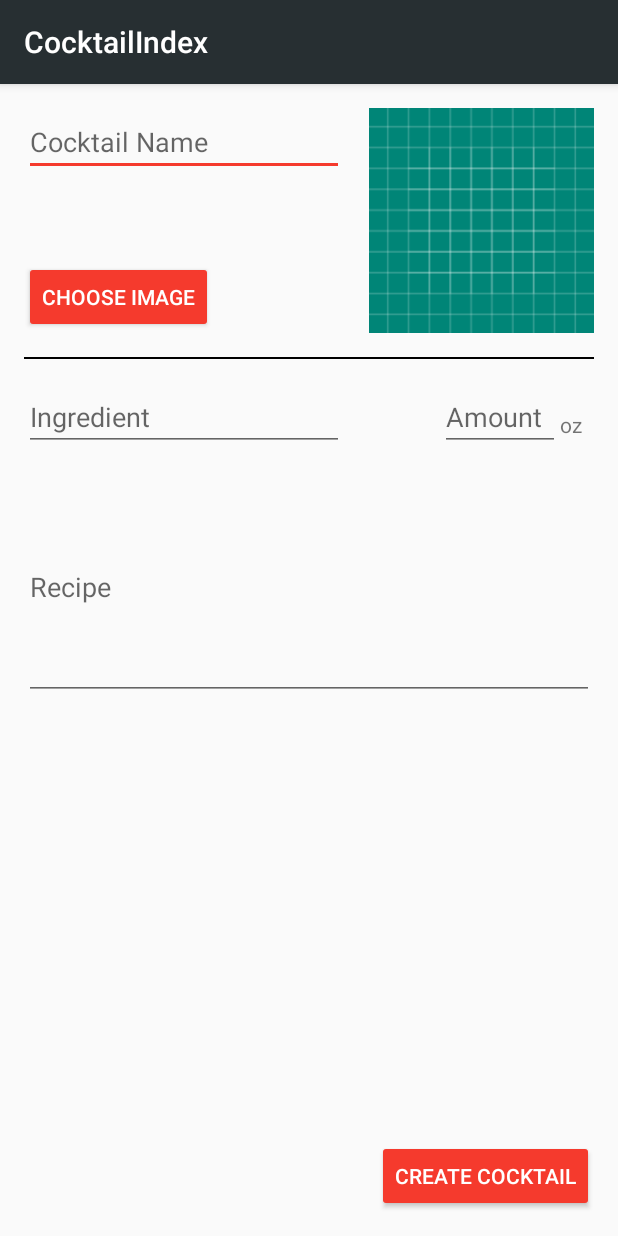
After one commit to MortenAstrup96/Cocktail-Index, an Android app: the NewCocktailActivity screen opened directly, with no data from a screen before it, on a phone screen of 412 x 824 dp. The commit adds this screen. Run offline under Robolectric (Android 15) with nearby library versions, the phone set to English and light mode, and no system bars.

Commit message:
Now able to add (non-persistent) cocktails

```diff
--- a/app/build.gradle
+++ b/app/build.gradle
@@ -19,6 +19,10 @@ android {
 }
 
 dependencies {
+    implementation 'android.arch.persistence.room:runtime:1.1.1'
+    implementation 'com.android.support:support-vector-drawable:28.0.0'
+    annotationProcessor 'android.arch.persistence.room:compiler:1.1.1'
+
     implementation fileTree(dir: 'libs', include: ['*.jar'])
     implementation 'com.android.support:appcompat-v7:28.0.0'
     implementation 'com.android.support.constraint:constraint-layout:1.1.3'
--- a/app/src/main/AndroidManifest.xml
+++ b/app/src/main/AndroidManifest.xml
@@ -3,12 +3,14 @@
     package="com.example.mortenastrup.cocktailindex">
 
     <application
+        android:name=".CocktailIndex"
         android:allowBackup="true"
         android:icon="@mipmap/ic_launcher"
         android:label="@string/app_name"
         android:roundIcon="@mipmap/ic_launcher_round"
         android:supportsRtl="true"
         android:theme="@style/AppTheme">
+        <activity android:name=".NewCocktailActivity"></activity>
         <activity
             android:name=".MainActivity"
             android:label="Index"
--- /dev/null
+++ b/app/src/main/java/com/example/mortenastrup/cocktailindex/NewCocktailActivity.java
@@ -0,0 +1,105 @@
+package com.example.mortenastrup.cocktailindex;
+
+import android.app.Activity;
+import android.content.Intent;
+import android.graphics.Bitmap;
+import android.net.Uri;
+import android.provider.MediaStore;
+import android.support.v7.app.AppCompatActivity;
+import android.os.Bundle;
+import android.view.View;
+import android.widget.Button;
+import android.widget.EditText;
+import android.widget.ImageView;
+
+import com.example.mortenastrup.cocktailindex.Database.Cocktail;
+
+import java.io.FileNotFoundException;
+import java.io.IOException;
+import java.io.Serializable;
+
+public class NewCocktailActivity extends AppCompatActivity implements Serializable {
+
+    // On Activity result codes
+    public static final int GET_FROM_GALLERY = 3;   // Getting images from gallery
+
+    private Bitmap bitmap;
+    private Uri selectedImage;
+
+    // Different views in the activity
+    private ImageView thumbnail;
+    private EditText cocktailNameView;
+    private EditText recipeEditText;
+
+    private Button selectImageButton;
+    private Button finishButton;
+
+    @Override
+    protected void onCreate(Bundle savedInstanceState) {
+        super.onCreate(savedInstanceState);
+        setContentView(R.layout.activity_new_cocktail);
+
+        initializeViews();
+        setOnClickListeners();
+    }
+
+    private void setOnClickListeners() {
+        // When clicking selectImageButton the users gallery is opened to select an image.
+        selectImageButton.setOnClickListener(new View.OnClickListener() {
+            @Override
+            public void onClick(View view) {
+                Intent intent = new Intent(Intent.ACTION_PICK, MediaStore.Images.Media.INTERNAL_CONTENT_URI);
+                startActivityForResult(intent, GET_FROM_GALLERY); // Result is a Uri code for image
+            }
+        });
+
+        // When finishing a cocktail object is made with the information and sent to MainActivity
+        finishButton.setOnClickListener(new View.OnClickListener() {
+            @Override
+            public void onClick(View view) {
+                String name = cocktailNameView.getText().toString();
+                String recipe = recipeEditText.getText().toString();
+
+
+                Cocktail cocktail = new Cocktail(name, recipe, null, null, false, false);
+                Intent intent = new Intent();
+                intent.putExtra("cocktail", cocktail);
+                intent.putExtra("image", selectedImage.toString());
+                setResult(Activity.RESULT_OK, intent);
+                finish();
+            }
+        });
+    }
+
+    private void initializeViews() {
+        thumbnail = findViewById(R.id.newCocktail_imageView_thumbnail);
+        cocktailNameView = findViewById(R.id.newCocktail_edit_name);
+        recipeEditText = findViewById(R.id.newCocktail_edit_recipe);
+
+        selectImageButton = findViewById(R.id.newCocktail_button_chooseImage);
+        finishButton = findViewById(R.id.newCocktail_button_finish);
+    }
+
+    @Override
+    protected void onActivityResult(int requestCode, int resultCode, Intent data) {
+        super.onActivityResult(requestCode, resultCode, data);
+
+        //Detects request codes
+        if(requestCode==GET_FROM_GALLERY && resultCode == Activity.RESULT_OK) {
+            Uri selectedImage = data.getData();
+            this.selectedImage = selectedImage;
+
+            try {
+                bitmap = MediaStore.Images.Media.getBitmap(this.getContentResolver(), selectedImage);
+            } catch (FileNotFoundException e) {
+                // TODO Auto-generated catch block
+                e.printStackTrace();
+            } catch (IOException e) {
+                // TODO Auto-generated catch block
+                e.printStackTrace();
+            }
+
+            thumbnail.setImageBitmap(bitmap);
+        }
+    }
+}
--- a/app/src/main/java/com/example/mortenastrup/cocktailindex/RecyclerviewAdapters/IndexAdapter.java
+++ b/app/src/main/java/com/example/mortenastrup/cocktailindex/RecyclerviewAdapters/IndexAdapter.java
@@ -79,6 +79,7 @@ public class IndexAdapter extends RecyclerView.Adapter<IndexAdapter.MyViewHolder
         public MyViewHolder(final View view, OnItemClickListener itemClickListener) {
             super(view);
             this.itemClickListener = itemClickListener;
+
            // name =  view.findViewById(R.id.cocktail_name);
 
             view.setOnClickListener(this);
--- /dev/null
+++ b/app/src/main/res/layout/activity_new_cocktail.xml
@@ -0,0 +1,114 @@
+<?xml version="1.0" encoding="utf-8"?>
+<android.support.constraint.ConstraintLayout xmlns:android="http://schemas.android.com/apk/res/android"
+    xmlns:app="http://schemas.android.com/apk/res-auto"
+    xmlns:tools="http://schemas.android.com/tools"
+    android:layout_width="match_parent"
+    android:layout_height="match_parent"
+    tools:context=".NewCocktailActivity">
+
+    <Button
+        android:id="@+id/newCocktail_button_chooseImage"
+        style="@style/Widget.AppCompat.Button.Colored"
+        android:layout_width="wrap_content"
+        android:layout_height="wrap_content"
+        android:layout_marginStart="16dp"
+        android:text="Choose Image"
+        app:layout_constraintBottom_toBottomOf="@+id/newCocktail_imageView_thumbnail"
+        app:layout_constraintStart_toStartOf="parent" />
+
+    <Button
+        android:id="@+id/newCocktail_button_finish"
+        style="@style/Widget.AppCompat.Button.Colored"
+        android:layout_width="wrap_content"
+        android:layout_height="wrap_content"
+        android:layout_marginEnd="16dp"
+        android:layout_marginBottom="16dp"
+        android:text="Create Cocktail"
+        app:layout_constraintBottom_toBottomOf="parent"
+        app:layout_constraintEnd_toEndOf="parent" />
+
+    <EditText
+        android:id="@+id/newCocktail_edit_name"
+        android:layout_width="wrap_content"
+        android:layout_height="wrap_content"
+        android:layout_marginStart="16dp"
+        android:layout_marginTop="16dp"
+        android:ems="10"
+        android:hint="Cocktail Name"
+        android:inputType="textCapWords"
+        app:layout_constraintStart_toStartOf="parent"
+        app:layout_constraintTop_toTopOf="parent" />
+
+    <ImageView
+        android:id="@+id/newCocktail_imageView_thumbnail"
+        android:layout_width="150dp"
+        android:layout_height="150dp"
+        android:layout_marginEnd="16dp"
+        android:scaleType="centerCrop"
+        app:layout_constraintEnd_toEndOf="parent"
+        app:layout_constraintTop_toTopOf="@+id/newCocktail_edit_name"
+        app:srcCompat="@drawable/ic_launcher_background" />
+
+    <View
+        android:id="@+id/view"
+        android:layout_width="0dp"
+        android:layout_height="1dp"
+        android:layout_marginStart="16dp"
+        android:layout_marginTop="16dp"
+        android:layout_marginEnd="16dp"
+        android:background="#000000"
+        app:layout_constraintEnd_toEndOf="parent"
+        app:layout_constraintStart_toStartOf="parent"
+        app:layout_constraintTop_toBottomOf="@+id/newCocktail_button_chooseImage" />
+
+    <EditText
+        android:id="@+id/newCocktail_edit_ingredient"
+        android:layout_width="wrap_content"
+        android:layout_height="wrap_content"
+        android:layout_marginStart="16dp"
+        android:layout_marginTop="16dp"
+        android:ems="10"
+        android:hint="Ingredient"
+        android:inputType="textCapWords"
+        app:layout_constraintStart_toStartOf="parent"
+        app:layout_constraintTop_toBottomOf="@+id/view" />
+
+    <EditText
+        android:id="@+id/newCocktail_edit_amount"
+        android:layout_width="0dp"
+        android:layout_height="wrap_content"
+        android:layout_marginStart="64dp"
+        android:layout_marginTop="16dp"
+        android:ems="10"
+        android:hint="Amount"
+        android:inputType="number"
+        app:layout_constraintEnd_toStartOf="@+id/textView2"
+        app:layout_constraintStart_toEndOf="@+id/newCocktail_edit_ingredient"
+        app:layout_constraintTop_toBottomOf="@+id/view" />
+
+    <TextView
+        android:id="@+id/textView2"
+        android:layout_width="wrap_content"
+        android:layout_height="wrap_content"
+        android:layout_marginEnd="24dp"
+        android:layout_marginBottom="8dp"
+        android:text="oz"
+        app:layout_constraintBottom_toBottomOf="@+id/newCocktail_edit_ingredient"
+        app:layout_constraintEnd_toEndOf="parent" />
+
+    <EditText
+        android:id="@+id/newCocktail_edit_recipe"
+        style="@style/Widget.AppCompat.EditText"
+        android:layout_width="0dp"
+        android:layout_height="150dp"
+        android:layout_marginStart="16dp"
+        android:layout_marginTop="16dp"
+        android:layout_marginEnd="16dp"
+        android:ems="10"
+        android:hint="Recipe"
+        android:inputType="textMultiLine"
+        app:layout_constraintEnd_toEndOf="parent"
+        app:layout_constraintStart_toStartOf="parent"
+        app:layout_constraintTop_toBottomOf="@+id/newCocktail_edit_ingredient" />
+
+</android.support.constraint.ConstraintLayout>
```
Also changed, not shown: app/src/main/java/com/example/mortenastrup/cocktailindex/Cocktail.java (deleted, +0 -48 lines), app/src/main/java/com/example/mortenastrup/cocktailindex/CocktailIndex.java (added, +24 -0 lines), app/src/main/java/com/example/mortenastrup/cocktailindex/Database/AppDatabase.java (added, +8 -0 lines), app/src/main/java/com/example/mortenastrup/cocktailindex/Database/Cocktail.java (added, +83 -0 lines), app/src/main/java/com/example/mortenastrup/cocktailindex/Database/CocktailDao.java (added, +25 -0 lines), app/src/main/java/com/example/mortenastrup/cocktailindex/Fragments/FavoriteFragment.java (+15 -5 lines), app/src/main/java/com/example/mortenastrup/cocktailindex/MainActivity.java (+84 -28 lines), app/src/main/java/com/example/mortenastrup/cocktailindex/RecyclerviewAdapters/FavouriteAdapter.java (+21 -7 lines).
